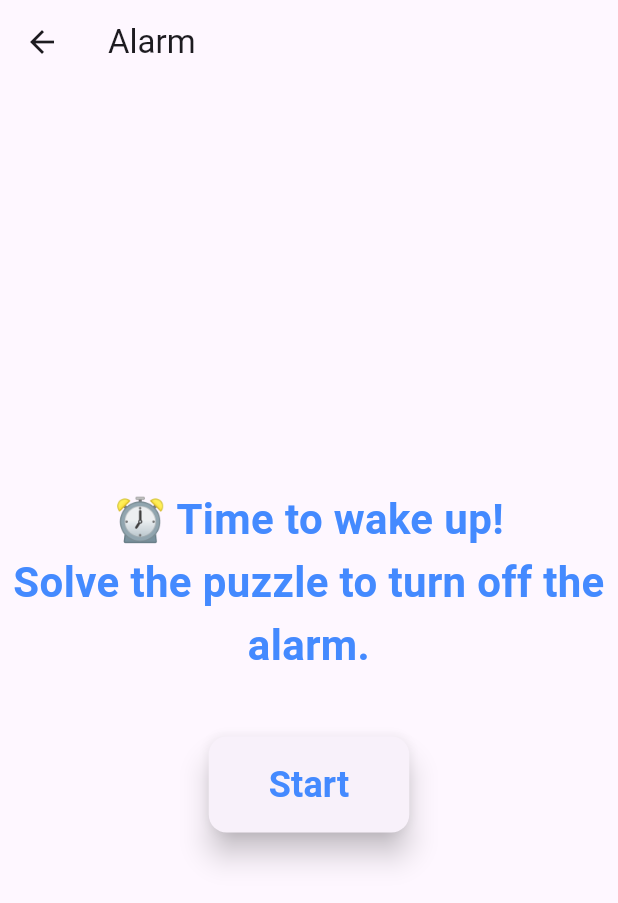
After one commit to ArtZab0/CleverClock, a Flutter app: the AlarmPage screen opened directly, on a phone screen of 412 x 824 dp. The commit adds this screen. Shown: the top 903 px of the screen. Run offline on Flutter 3.47's test engine with Material 3 defaults, Android fonts, the phone set to English and light mode, and no system bars; our stand-ins replace awesome_notifications.

Commit message:
Added page when alarm goes off

```diff
--- /dev/null
+++ b/lib/alarm_page.dart
@@ -0,0 +1,55 @@
+import 'package:flutter/material.dart';
+import 'play_puzzle.dart';
+
+class AlarmPage extends StatelessWidget {
+  @override
+  Widget build(BuildContext context) {
+    return Scaffold(
+      appBar: AppBar(
+        title: Text("Alarm"),
+      ),
+      body: Center(
+        child: Column(
+          mainAxisAlignment: MainAxisAlignment.center, // Center content vertically
+          crossAxisAlignment: CrossAxisAlignment.center, // Center content horizontally
+          children: [
+            Text(
+              "⏰ Time to wake up!\nSolve the puzzle to turn off the alarm.",
+              textAlign: TextAlign.center,
+              style: TextStyle(
+                fontSize: 28,
+                fontWeight: FontWeight.bold,
+                color: Colors.blueAccent,
+                height: 1.5, // Line height for better readability
+              ),
+            ),
+            SizedBox(height: 40), // Add some space between the text and button
+            ElevatedButton(
+              onPressed: () {
+                // Navigate to the new page
+                Navigator.push(
+                  context,
+                  MaterialPageRoute(builder: (context) => const MathPuzzle()),
+                );
+              },              child: Text(
+                "Start", // Text on the button
+                style: TextStyle(
+                  fontSize: 24, // Larger font for the button text
+                  fontWeight: FontWeight.bold, // Make the text bold
+                ),
+              ),
+              style: ElevatedButton.styleFrom(
+                padding: EdgeInsets.symmetric(horizontal: 40, vertical: 15), // Increase padding for larger button
+                foregroundColor: Colors.blueAccent, // Button background color
+                shape: RoundedRectangleBorder(
+                  borderRadius: BorderRadius.circular(12), // Rounded corners
+                ),
+                elevation: 8, // Shadow effect for the button
+              ),
+            ),
+          ],
+        ),
+      ),
+    );
+  }
+}
--- a/lib/set_alarm.dart
+++ b/lib/set_alarm.dart
@@ -63,6 +63,7 @@ class _SetAlarmState extends State<SetAlarm> {
         title: label,
         body: 'Clever Clock Alarm',
         category: NotificationCategory.Alarm,
+        payload: {'page': 'alarm',},
       ),
       schedule: NotificationCalendar(
         timeZone: "America/New_York",
@@ -74,6 +75,7 @@ class _SetAlarmState extends State<SetAlarm> {
       )
     );
   }
+
 
 
   @override
```
Also changed, not shown: lib/main.dart (+32 -1 lines), lib/settings.dart (+132 -5 lines).
